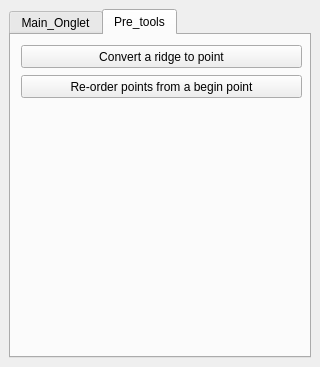
This is AutomaTracks_dockwidget_base.ui in SebastienPeillet/AutomaTracks as Qt 5 draws it before an edit. The edited form follows.
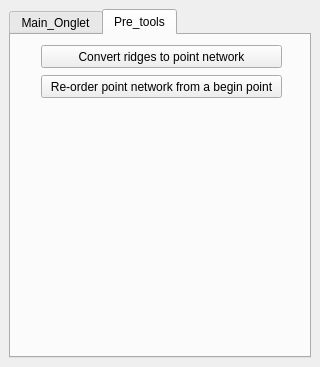
This is the edited form. The open tabs and pages were chosen to show the change.

Commit message: Change some details on user interface

```diff
--- a/AutomaTracks_dockwidget_base.ui
+++ b/AutomaTracks_dockwidget_base.ui
@@ -350,27 +350,27 @@
        <widget class="QPushButton" name="ridgeToPointButton">
         <property name="geometry">
          <rect>
-          <x>10</x>
+          <x>30</x>
           <y>10</y>
-          <width>281</width>
+          <width>241</width>
           <height>23</height>
          </rect>
         </property>
         <property name="text">
-         <string>Convert a ridge to point</string>
+         <string>Convert ridges to point network</string>
         </property>
        </widget>
        <widget class="QPushButton" name="reOrderButton">
         <property name="geometry">
          <rect>
-          <x>10</x>
+          <x>30</x>
           <y>40</y>
-          <width>281</width>
+          <width>241</width>
           <height>23</height>
          </rect>
         </property>
         <property name="text">
-         <string>Re-order points from a begin point</string>
+         <string>Re-order point network from a begin point</string>
         </property>
        </widget>
       </widget>
```
The commit also changes 1 other file.
